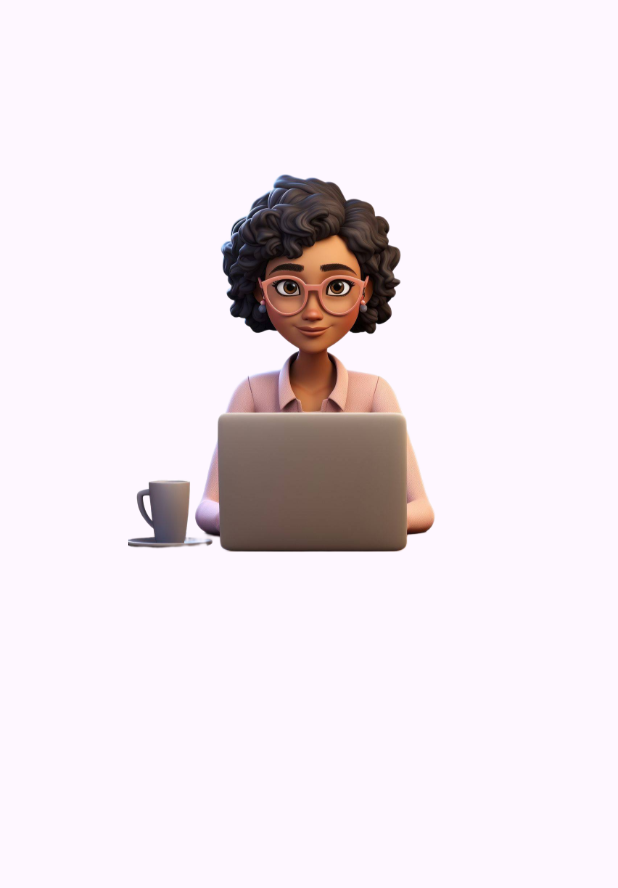
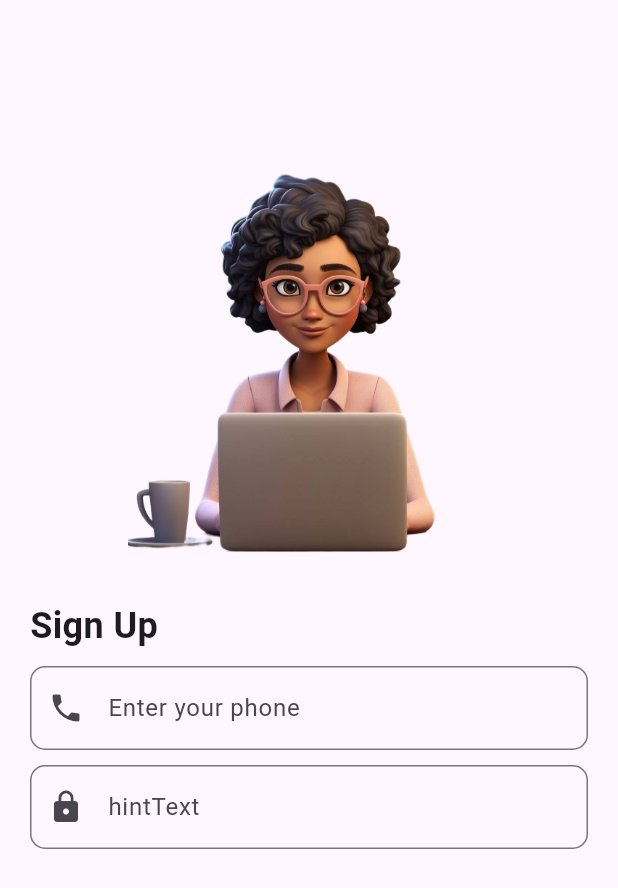
Before and after one commit to Fortexfreddie/job_finder_app, a Flutter app: the screen it shows after launch, on a phone screen of 412 x 824 dp. Shown: the top 888 px of the screen. Run offline on Flutter 3.47's test engine with Material 3 defaults, Android fonts, the phone set to English and light mode, and no system bars.

Commit message:
Replace signup text fields with custom widgets

```diff
--- a/lib/screens/signup_page.dart
+++ b/lib/screens/signup_page.dart
@@ -1,4 +1,5 @@
 import 'package:flutter/material.dart';
+import '../widgets/custom_textfield.dart';
 
 class SignUpPage extends StatefulWidget {
   const SignUpPage({super.key});
@@ -8,6 +9,9 @@ class SignUpPage extends StatefulWidget {
 }
 
 class _SignUpPageState extends State<SignUpPage> {
+  final TextEditingController _phoneController = TextEditingController();
+  final TextEditingController _passwordController = TextEditingController();
+
   @override
   Widget build(BuildContext context) {
     return Scaffold(
@@ -26,6 +30,29 @@ class _SignUpPageState extends State<SignUpPage> {
                     width: 300,
                   ),
                 ),
+
+                // SizedBox(height: 5),
+                Text(
+                  "Sign Up",
+                  style: TextStyle(fontSize: 24, fontWeight: FontWeight.bold),
+                ),
+                SizedBox(height: 10),
+
+                // Phone Number TextField
+                CustomTextField(
+                  hintText: "Enter your phone",
+                  prefixIcon: Icons.phone,
+                  controller: _phoneController,
+                ),
+                SizedBox(height: 10),
+
+                // Password TextField
+                CustomTextField(
+                  hintText: "hintText",
+                  prefixIcon: Icons.lock,
+                  isPassword: true,
+                  controller: _passwordController,
+                ),
               ],
             ),
             ),
--- a/lib/widgets/custom_textfield.dart
+++ b/lib/widgets/custom_textfield.dart
@@ -0,0 +1,34 @@
+import 'package:flutter/material.dart';
+
+class CustomTextField extends StatefulWidget {
+  final String hintText;
+  final IconData? prefixIcon;
+  final bool? isPassword;
+  final TextEditingController? controller;
+
+  const CustomTextField({
+    super.key,
+    required this.hintText,
+    required this.prefixIcon,
+    this.isPassword = false,
+    this.controller,
+  });
+
+  @override
+  State<CustomTextField> createState() => _CustomTextFieldState();
+}
+
+class _CustomTextFieldState extends State<CustomTextField> {
+  @override
+  Widget build(BuildContext context) {
+    return TextField(
+      controller: widget.controller,
+      obscureText: widget.isPassword!,
+      decoration: InputDecoration(
+        hintText: widget.hintText,
+        prefixIcon: widget.prefixIcon != null ? Icon(widget.prefixIcon) : null,
+        border: OutlineInputBorder(borderRadius: BorderRadius.circular(10.0)),
+      ),
+    );
+  }
+}
```
